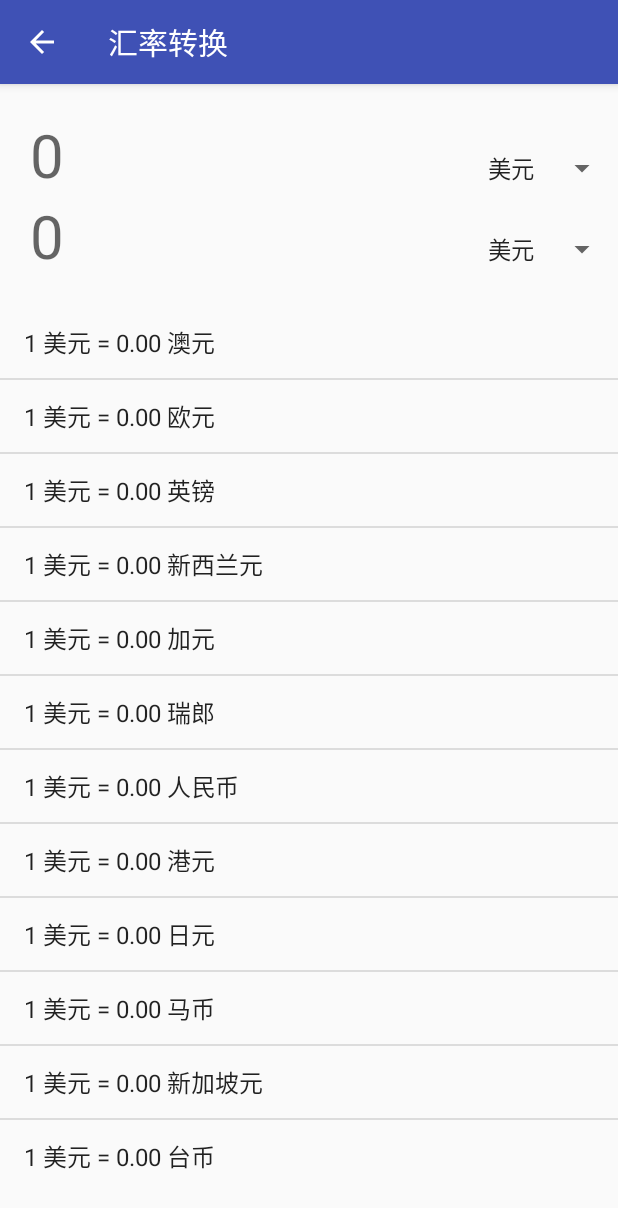
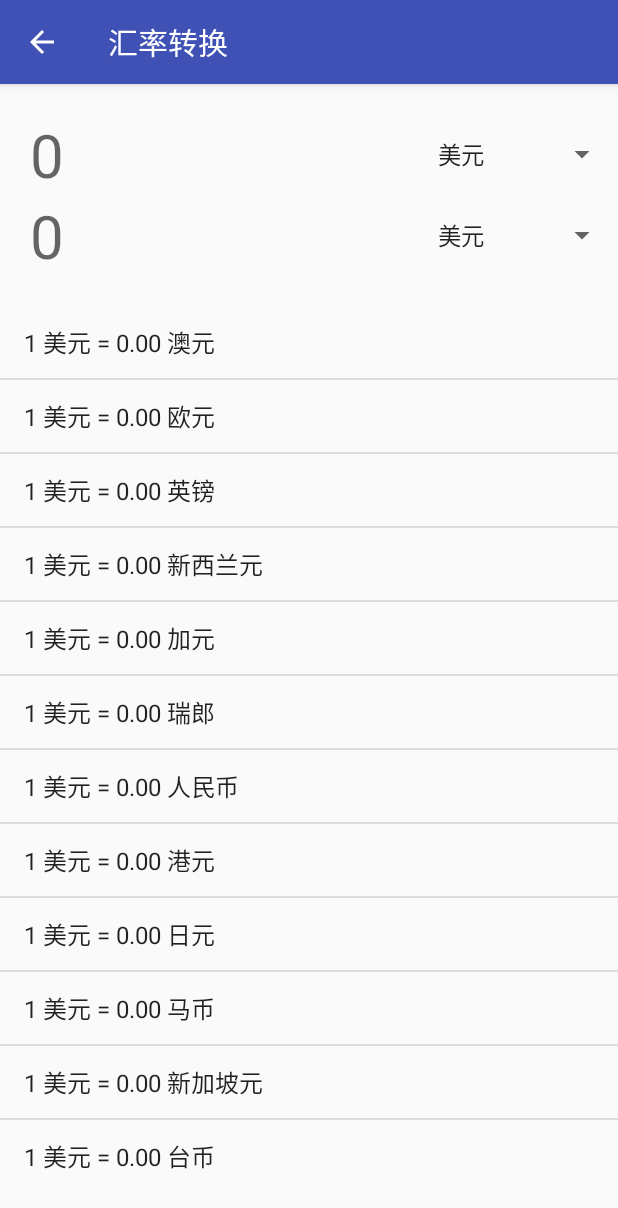
Before and after one commit to yuzlee/AndroidCourse, an Android app: the ExchangeRateActivity screen opened directly, with no data from a screen before it, after a tap on an icon or button, on a phone screen of 412 x 824 dp. Shown: the top 1208 px of the screen. Run offline under Robolectric (Android 15) with nearby library versions, the phone set to English and light mode, and no system bars; libraries missing offline, so code that uses them is left out: com.squareup.okhttp; 6 statements that could not run were skipped.

Commit message:
[calculator] update UI & add IME option for exchange rate conversion

```diff
--- a/Calculator/app/src/main/java/rolrence/calculator/ExchangeRateActivity.kt
+++ b/Calculator/app/src/main/java/rolrence/calculator/ExchangeRateActivity.kt
@@ -10,6 +10,7 @@ import kotlinx.android.synthetic.main.activity_exchange_rate.*
 import rolrence.calculator.converter.ExchangeRate
 import android.view.inputmethod.InputMethodManager.HIDE_NOT_ALWAYS
 import android.content.Context.INPUT_METHOD_SERVICE
+import android.view.inputmethod.EditorInfo
 import android.view.inputmethod.InputMethodManager
 
 
@@ -44,6 +45,19 @@ class ExchangeRateActivity : AppCompatActivity() {
         setContentView(R.layout.activity_exchange_rate)
 
         txtOutput.setOnClickListener {
+            invokeConverter()
+        }
+
+        txtInput.setOnEditorActionListener { v, actionId, event ->
+            if (actionId == EditorInfo.IME_ACTION_GO) {
+                invokeConverter()
+                return@setOnEditorActionListener true
+            }
+            return@setOnEditorActionListener false
+        }
+    }
+
+    fun invokeConverter() {
         Thread {
             val msg = Message()
             val bundle = Bundle()
@@ -53,4 +67,3 @@ class ExchangeRateActivity : AppCompatActivity() {
         }.start()
     }
 }
-}
--- a/Calculator/app/src/main/res/layout-land/fragment_vert_calc.xml
+++ b/Calculator/app/src/main/res/layout-land/fragment_vert_calc.xml
@@ -151,6 +151,7 @@
         android:layout_columnWeight="1"
         android:layout_rowWeight="1"
         android:text="C"
+        android:textSize="26sp"
         android:textColor="@color/colorCalcSolve" />
 
     <Button
--- a/Calculator/app/src/main/res/layout/activity_exchange_rate.xml
+++ b/Calculator/app/src/main/res/layout/activity_exchange_rate.xml
@@ -20,12 +20,15 @@
             android:layout_columnWeight="5"
             android:background="@null"
             android:hint="0"
+            android:imeOptions="actionGo"
             android:inputType="numberDecimal"
+            android:maxLines="1"
             android:paddingLeft="20dp"
             android:textSize="40sp" />
 
         <Spinner
             android:id="@+id/spinnerInputType"
+            android:layout_gravity="fill"
             android:entries="@array/exchange_list"
             android:gravity="end" />
 
@@ -40,6 +43,7 @@
 
         <Spinner
             android:id="@+id/spinnerOutputType"
+            android:layout_gravity="fill"
             android:entries="@array/exchange_list"
             android:gravity="end" />
 
--- a/Calculator/app/src/main/res/layout/fragment_vert_calc.xml
+++ b/Calculator/app/src/main/res/layout/fragment_vert_calc.xml
@@ -95,6 +95,7 @@
         android:layout_columnWeight="1"
         android:layout_rowWeight="1"
         android:text="C"
+        android:textSize="26sp"
         android:textColor="@color/colorCalcSolve" />
 
     <Button
```
Lines whose indentation alone changed are shown as unchanged.
